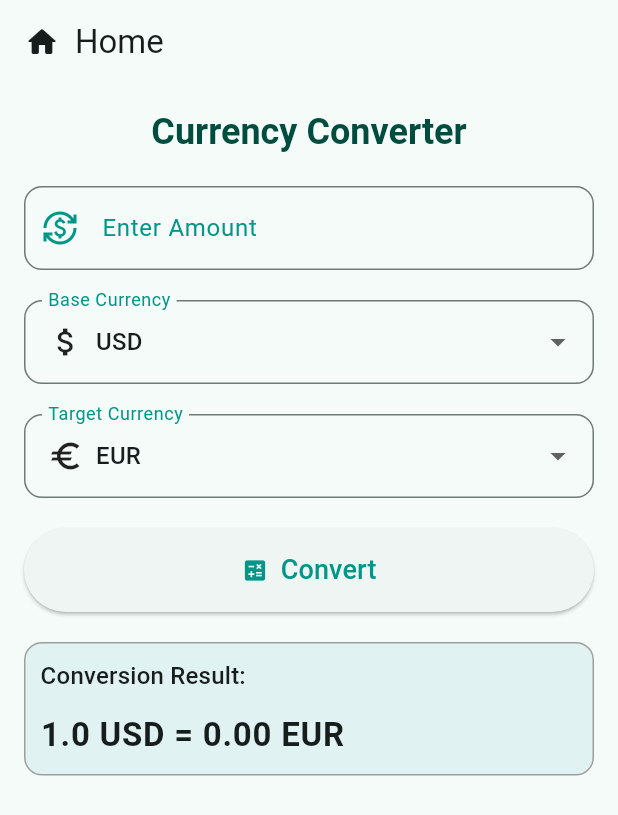
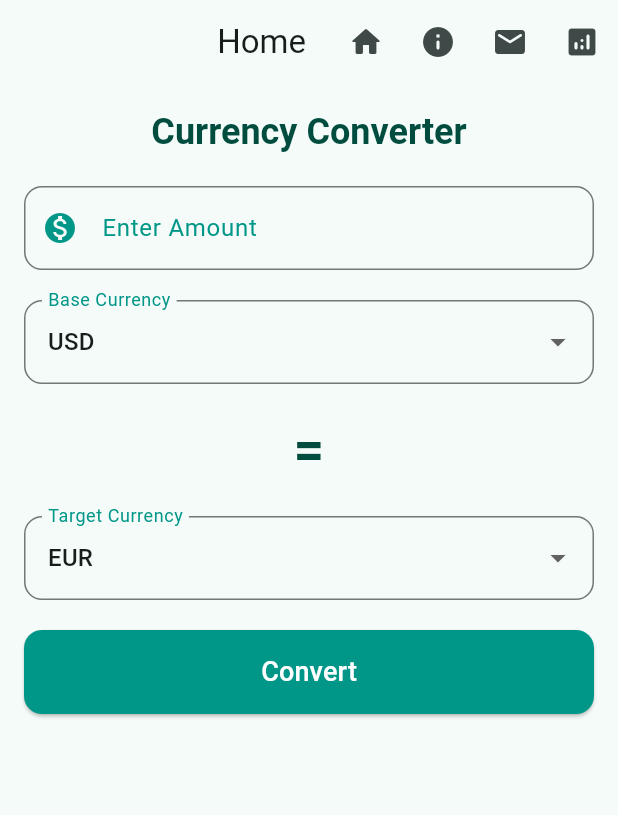
Before and after one commit to AfnanAhmedProjects/currencyconverter, a Flutter app: the screen it shows after launch, on a phone screen of 412 x 824 dp. Shown: the top 815 px of the screen. Run offline on Flutter 3.47's test engine with Material 3 defaults, Android fonts, the phone set to English and light mode, and no system bars; our stand-ins replace fl_chart, flutter_spinkit, font_awesome_flutter.

Commit message:
fixed final

```diff
--- a/lib/home.dart
+++ b/lib/home.dart
@@ -12,72 +12,72 @@ class _HomePageState extends State<HomePage> {
   String targetCurrency = 'EUR';
   double result = 0.0;
   bool isLoading = false;
-
-  Map<String, Map<String, dynamic>> exchangeRates = {
-    'USD': {'rate': 1.0, 'icon': Icons.attach_money},
-    'EUR': {'rate': 0.85, 'icon': Icons.euro},
-    'GBP': {'rate': 0.73, 'icon': Icons.currency_pound},
-    'AUD': {'rate': 1.34, 'icon': Icons.currency_exchange},
-    'CAD': {'rate': 1.25, 'icon': Icons.currency_exchange},
-    'JPY': {'rate': 110.0, 'icon': Icons.currency_yen},
-    'PKR': {'rate': 280.0, 'icon': Icons.currency_exchange},
-    'INR': {'rate': 83.0, 'icon': Icons.currency_rupee},
-    'CNY': {'rate': 7.05, 'icon': Icons.currency_yuan},
-    'CHF': {'rate': 0.92, 'icon': Icons.currency_exchange},
-    'NZD': {'rate': 1.40, 'icon': Icons.currency_exchange},
-    'SGD': {'rate': 1.35, 'icon': Icons.currency_exchange},
-    'HKD': {'rate': 7.85, 'icon': Icons.currency_exchange},
-    'KRW': {'rate': 1320.0, 'icon': Icons.currency_exchange},
-    'MXN': {'rate': 18.50, 'icon': Icons.currency_exchange},
-    'BRL': {'rate': 5.35, 'icon': Icons.currency_exchange},
-    'ZAR': {'rate': 19.50, 'icon': Icons.currency_exchange},
-    'TRY': {'rate': 26.85, 'icon': Icons.currency_exchange},
-    'RUB': {'rate': 94.50, 'icon': Icons.currency_exchange},
-    'SEK': {'rate': 10.05, 'icon': Icons.currency_exchange},
-    'NOK': {'rate': 10.95, 'icon': Icons.currency_exchange},
-    'DKK': {'rate': 6.35, 'icon': Icons.currency_exchange},
-    'ILS': {'rate': 3.45, 'icon': Icons.currency_exchange},
-    'PLN': {'rate': 4.00, 'icon': Icons.currency_exchange},
-    'HUF': {'rate': 380.0, 'icon': Icons.currency_exchange},
-    'CZK': {'rate': 22.0, 'icon': Icons.currency_exchange},
-    'THB': {'rate': 34.0, 'icon': Icons.currency_exchange},
-    'MYR': {'rate': 4.60, 'icon': Icons.currency_exchange},
-    'IDR': {'rate': 15000.0, 'icon': Icons.currency_exchange},
-    'SAR': {'rate': 3.75, 'icon': Icons.currency_exchange},
-    'AED': {'rate': 3.67, 'icon': Icons.currency_exchange},
-    'KWD': {'rate': 0.31, 'icon': Icons.currency_exchange},
-    'BHD': {'rate': 0.38, 'icon': Icons.currency_exchange},
-    'OMR': {'rate': 0.39, 'icon': Icons.currency_exchange},
-    'JOD': {'rate': 0.71, 'icon': Icons.currency_exchange},
-    'LBP': {'rate': 1510.0, 'icon': Icons.currency_exchange},
-    'DZD': {'rate': 135.0, 'icon': Icons.currency_exchange},
-    'MAD': {'rate': 10.40, 'icon': Icons.currency_exchange},
-    'TND': {'rate': 3.09, 'icon': Icons.currency_exchange},
-    'MDL': {'rate': 18.75, 'icon': Icons.currency_exchange},
-    'PEN': {'rate': 3.75, 'icon': Icons.currency_exchange},
-    'GTQ': {'rate': 7.85, 'icon': Icons.currency_exchange},
-    'COP': {'rate': 4250.0, 'icon': Icons.currency_exchange},
-    'PAB': {'rate': 1.0, 'icon': Icons.currency_exchange},
-    'NIO': {'rate': 36.0, 'icon': Icons.currency_exchange},
-    'CRC': {'rate': 660.0, 'icon': Icons.currency_exchange},
-    'PYG': {'rate': 7350.0, 'icon': Icons.currency_exchange},
-    'UYU': {'rate': 39.5, 'icon': Icons.currency_exchange},
-    'VEF': {'rate': 0.25, 'icon': Icons.currency_exchange},
-    'BWP': {'rate': 12.45, 'icon': Icons.currency_exchange},
-    'MZN': {'rate': 63.5, 'icon': Icons.currency_exchange},
-    'NAD': {'rate': 19.50, 'icon': Icons.currency_exchange},
-    'ETB': {'rate': 55.0, 'icon': Icons.currency_exchange},
-    'RWF': {'rate': 1100.0, 'icon': Icons.currency_exchange},
-    'UGX': {'rate': 3710.0, 'icon': Icons.currency_exchange},
-    'TZS': {'rate': 2350.0, 'icon': Icons.currency_exchange},
-    'MWK': {'rate': 850.0, 'icon': Icons.currency_exchange},
-    'ZWL': {'rate': 0.01, 'icon': Icons.currency_exchange},
-    'CUP': {'rate': 24.0, 'icon': Icons.currency_exchange},
-    'CUC': {'rate': 1.0, 'icon': Icons.currency_exchange},
-    'SYP': {'rate': 2500.0, 'icon': Icons.currency_exchange},
-    'AFN': {'rate': 87.0, 'icon': Icons.currency_exchange},
-    'TMT': {'rate': 3.5, 'icon': Icons.currency_exchange},
-    'GHS': {'rate': 13.6, 'icon': Icons.currency_exchange},
+  Map<String, double> exchangeRates = {
+    'USD': 1.0,
+    'EUR': 0.85,
+    'GBP': 0.73,
+    'AUD': 1.34,
+    'CAD': 1.25,
+    'JPY': 110.0,
+    'PKR': 280.0,
+    'INR': 83.0,
+    'CNY': 7.05,
+    'CHF': 0.92,
+    'NZD': 1.40,
+    'SGD': 1.35,
+    'HKD': 7.85,
+    'KRW': 1320.0,
+    'MXN': 18.50,
+    'BRL': 5.35,
+    'ZAR': 19.50,
+    'TRY': 26.85,
+    'RUB': 94.50,
+    'SEK': 10.05,
+    'NOK': 10.95,
+    'DKK': 6.35,
+    'ILS': 3.45,
+    'PLN': 4.00,
+    'HUF': 380.0,
+    'CZK': 22.0,
+    'THB': 34.0,
+    'MYR': 4.60,
+    'IDR': 15000.0,
+    'SAR': 3.75,
+    'AED': 3.67,
+    'KWD': 0.31,
+    'BHD': 0.38,
+    'OMR': 0.39,
+    'JOD': 0.71,
+    'LBP': 1510.0,
+    'DZD': 135.0,
+    'MAD': 10.40,
+    'TND': 3.09,
+    'MDL': 18.75,
+    'PEN': 3.75,
+    'GTQ': 7.85,
+    'COP': 4250.0,
+    'PAB': 1.0,
+    'NIO': 36.0,
+    'CRC': 660.0,
+    'PYG': 7350.0,
+    'UYU': 39.5,
+    'VEF': 0.25,
+    'BWP': 12.45,
+    'MZN': 63.5,
+    'NAD': 19.50,
+    'ETB': 55.0,
+    'RWF': 1100.0,
+    'UGX': 3710.0,
+    'TZS': 2350.0,
+    'KWD': 0.31,
+    'MWK': 850.0,
+    'ZWL': 0.01,
+    'CUP': 24.0,
+    'CUC': 1.0,
+    'SYP': 2500.0,
+    'AFN': 87.0,
+    'TMT': 3.5,
+    'GHS': 13.6,
   };
 
   @override
@@ -102,8 +102,8 @@ class _HomePageState extends State<HomePage> {
   void convertCurrency() {
     if (exchangeRates.containsKey(targetCurrency) &&
         exchangeRates.containsKey(baseCurrency)) {
-      double rate = exchangeRates[targetCurrency]!['rate'] /
-          exchangeRates[baseCurrency]!['rate'];
+      double rate =
+          exchangeRates[targetCurrency]! / exchangeRates[baseCurrency]!;
       setState(() {
         result = amount * rate;
       });
@@ -143,14 +143,30 @@ class _HomePageState extends State<HomePage> {
   Widget build(BuildContext context) {
     return Scaffold(
       appBar: AppBar(
-        title: Row(
-          children: const [
-            Icon(Icons.home_rounded),
-            SizedBox(width: 10),
-            Text('Home'),
-          ],
-        ),
-        centerTitle: false,
+        title: const Text('Home'),
+        centerTitle: true,
+        actions: [
+          IconButton(
+            icon: const Icon(Icons.home_rounded),
+            tooltip: 'Home', // Tooltip for Home
+            onPressed: () => Navigator.pushNamed(context, '/home'),
+          ),
+          IconButton(
+            icon: const Icon(Icons.info_rounded),
+            tooltip: 'About', // Tooltip for About
+            onPressed: () => Navigator.pushNamed(context, '/about'),
+          ),
+          IconButton(
+            icon: const Icon(Icons.email_rounded),
+            tooltip: 'Contact', // Tooltip for Contact
+            onPressed: () => Navigator.pushNamed(context, '/contact'),
+          ),
+          IconButton(
+            icon: const Icon(Icons.analytics_rounded),
+            tooltip: 'Predictions', // Tooltip for Predictions
+            onPressed: () => Navigator.pushNamed(context, '/predictions'),
+          ),
+        ],
       ),
       body: isLoading
           ? Center(
@@ -176,7 +192,7 @@ class _HomePageState extends State<HomePage> {
                       border: OutlineInputBorder(
                         borderRadius: BorderRadius.circular(12.0),
                       ),
-                      prefixIcon: Icon(Icons.currency_exchange),
+                      prefixIcon: Icon(Icons.monetization_on),
                     ),
                     keyboardType:
                         TextInputType.numberWithOptions(decimal: true),
@@ -196,16 +212,12 @@ class _HomePageState extends State<HomePage> {
                         convertCurrency();
                       });
                     },
-                    items: exchangeRates.keys.map((currency) {
-                      return DropdownMenuItem(
+                    items: exchangeRates.keys
+                        .toList()
+                        .map<DropdownMenuItem<String>>((String currency) {
+                      return DropdownMenuItem<String>(
                         value: currency,
-                        child: Row(
-                          children: <Widget>[
-                            Icon(exchangeRates[currency]!['icon']),
-                            SizedBox(width: 8.0),
-                            Text(currency),
-                          ],
-                        ),
+                        child: Text(currency),
                       );
                     }).toList(),
                     decoration: InputDecoration(
@@ -216,6 +228,15 @@ class _HomePageState extends State<HomePage> {
                     ),
                   ),
                   SizedBox(height: 20.0),
+                  Text(
+                    '=',
+                    textAlign: TextAlign.center,
+                    style: Theme.of(context).textTheme.headlineSmall?.copyWith(
+                          fontSize: 36.0,
+                          fontWeight: FontWeight.bold,
+                        ),
+                  ),
+                  SizedBox(height: 20.0),
                   DropdownButtonFormField<String>(
                     value: targetCurrency,
                     onChanged: (value) {
@@ -224,16 +245,12 @@ class _HomePageState extends State<HomePage> {
                         convertCurrency();
                       });
                     },
-                    items: exchangeRates.keys.map((currency) {
-                      return DropdownMenuItem(
+                    items: exchangeRates.keys
+                        .toList()
+                        .map<DropdownMenuItem<String>>((String currency) {
+                      return DropdownMenuItem<String>(
                         value: currency,
-                        child: Row(
-                          children: <Widget>[
-                            Icon(exchangeRates[currency]!['icon']),
-                            SizedBox(width: 8.0),
-                            Text(currency),
-                          ],
-                        ),
+                        child: Text(currency),
                       );
                     }).toList(),
                     decoration: InputDecoration(
@@ -244,39 +261,20 @@ class _HomePageState extends State<HomePage> {
                     ),
                   ),
                   SizedBox(height: 20.0),
-                  ElevatedButton.icon(
-                    onPressed: showConversionDialog,
-                    icon: Icon(Icons.calculate),
-                    label: Text('Convert'),
+                  ElevatedButton(
+                    onPressed: () {
+                      convertCurrency();
+                      showConversionDialog();
+                    },
                     style: ElevatedButton.styleFrom(
+                      backgroundColor: Colors.teal,
                       padding: EdgeInsets.symmetric(vertical: 15.0),
+                      shape: RoundedRectangleBorder(
+                        borderRadius: BorderRadius.circular(12.0),
+                      ),
                     ),
-                  ),
-                  SizedBox(height: 20.0),
-                  Container(
-                    padding: EdgeInsets.all(10.0),
-                    decoration: BoxDecoration(
-                      borderRadius: BorderRadius.circular(12.0),
-                      border: Border.all(color: Colors.grey),
-                      color: Colors.teal.shade50,
-                    ),
-                    child: Column(
-                      crossAxisAlignment: CrossAxisAlignment.stretch,
-                      children: <Widget>[
-                        Text(
-                          'Conversion Result:',
-                          style: Theme.of(context).textTheme.titleMedium,
-                        ),
-                        SizedBox(height: 10.0),
-                        Text(
-                          '$amount $baseCurrency = ${result.toStringAsFixed(2)} $targetCurrency',
-                          style: Theme.of(context).textTheme.bodyLarge?.copyWith(
-                                fontSize: 22.0,
-                                fontWeight: FontWeight.bold,
-                              ),
-                        ),
-                      ],
-                    ),
+                    child: Text('Convert',
+                        style: Theme.of(context).textTheme.labelLarge),
                   ),
                 ],
               ),
```
